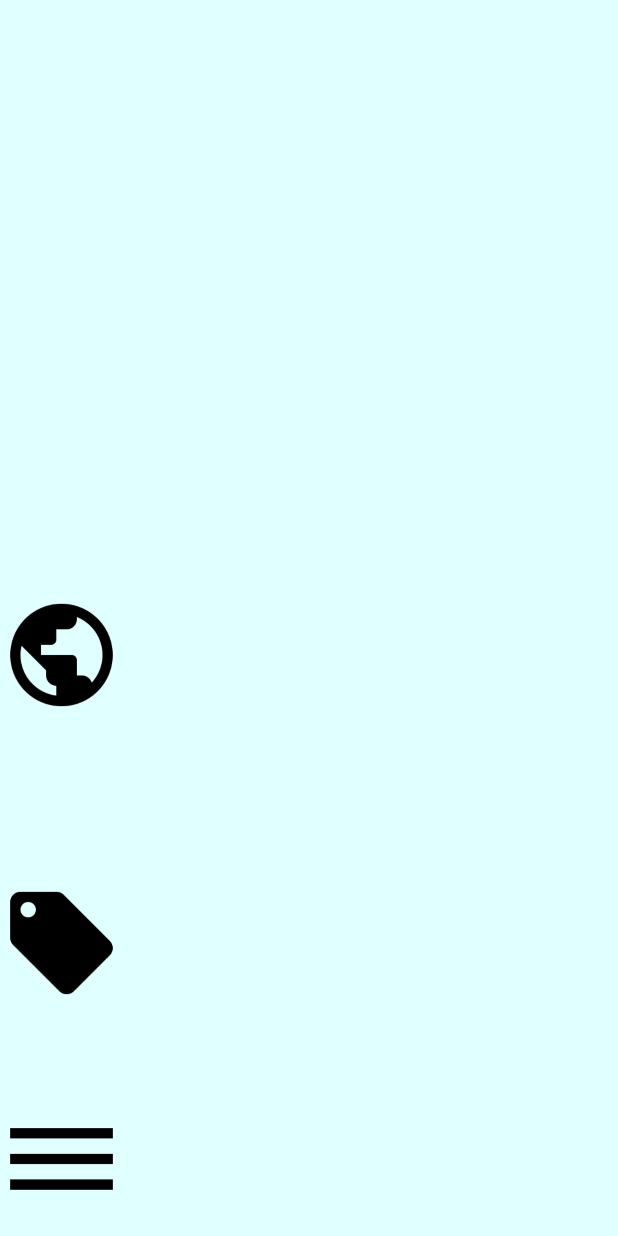
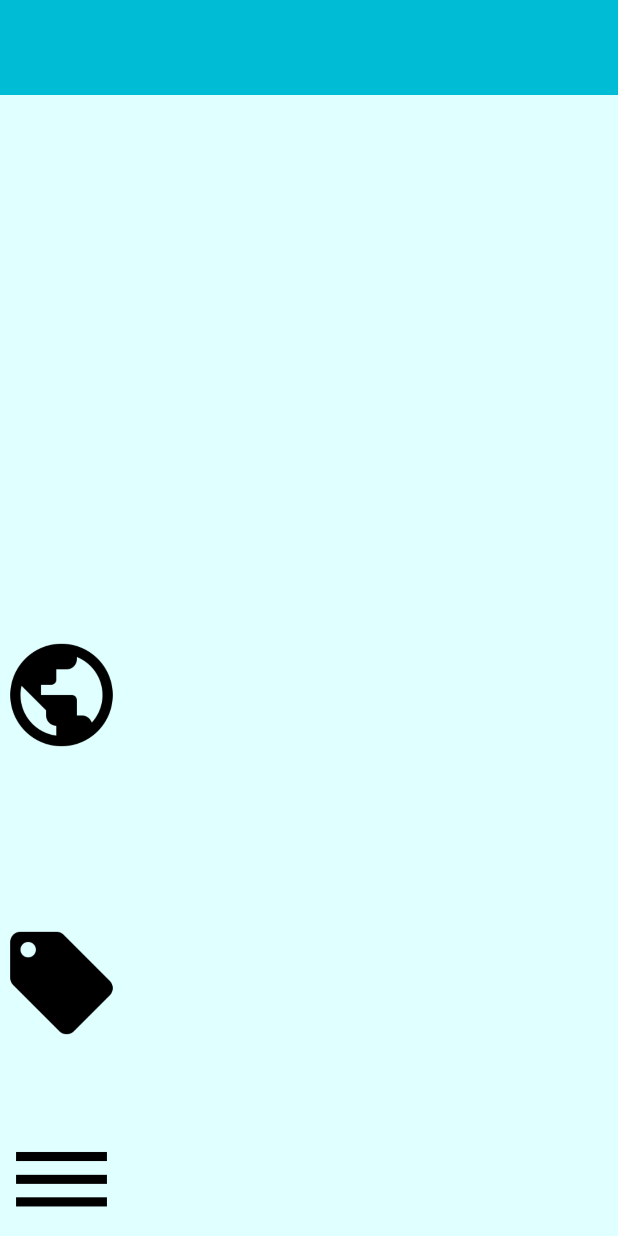
Before and after one commit to sethb157/Recommendo, an Android app: the DetailSuggestionActivity screen opened directly, with no data from a screen before it, on a phone screen of 412 x 824 dp. Run offline under Robolectric (Android 15) with nearby library versions, the phone set to English and light mode, and no system bars; pictures from the network do not load; 6 statements that could not run were skipped.

Commit message:
better looks for detailed page (part 3)

```diff
--- a/app/src/main/res/layout/detail_suggestion.xml
+++ b/app/src/main/res/layout/detail_suggestion.xml
@@ -7,6 +7,11 @@
         android:layout_width="match_parent"
         android:layout_height="wrap_content"
         android:textAlignment="center"
+        android:textSize="32dp"
+        android:background="@color/topBarBlue"
+        android:textColor="@color/white"
+        android:paddingTop="10dp"
+        android:paddingBottom="10dp"
         android:id="@+id/name"/>
 
     <ImageView
```
